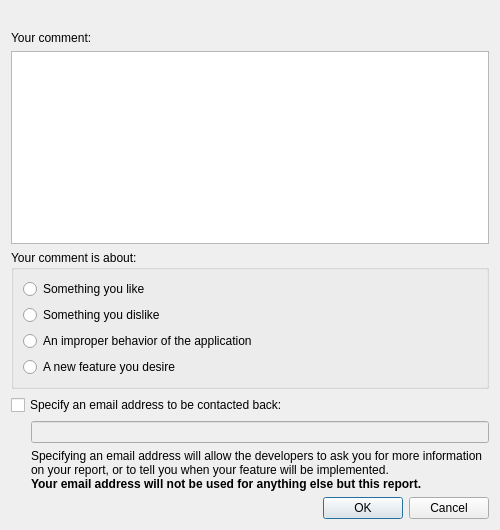
Before: the Qt Designer form 3rdparty/likebackfrontend/likebackdialog.ui in enricoros/fotowall, drawn with Qt 5.
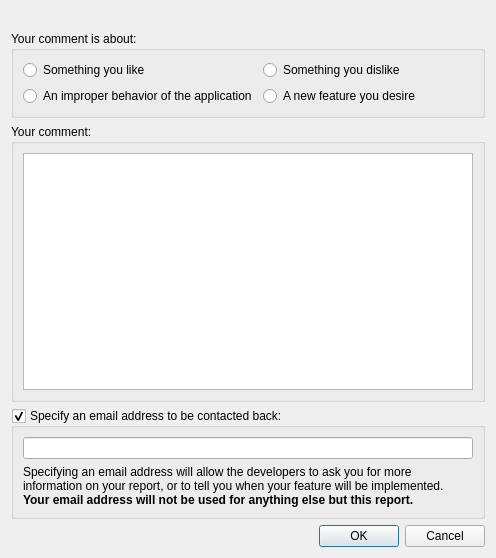
After: the same form once the commit is applied.

Commit message: LikeBack: prettified the dialog, for Fotowall

Diff of the .ui file:
```diff
--- a/3rdparty/likebackfrontend/likebackdialog.ui
+++ b/3rdparty/likebackfrontend/likebackdialog.ui
@@ -1,13 +1,13 @@
 <?xml version="1.0" encoding="UTF-8"?>
 <ui version="4.0">
  <class>LikeBackDialog</class>
- <widget class="QWidget" name="LikeBackDialog">
+ <widget class="QDialog" name="LikeBackDialog">
   <property name="geometry">
    <rect>
     <x>0</x>
     <y>0</y>
-    <width>500</width>
-    <height>530</height>
+    <width>496</width>
+    <height>558</height>
    </rect>
   </property>
   <property name="windowTitle">
@@ -36,32 +36,6 @@
      </property>
     </widget>
    </item>
-   <item>
-    <widget class="QLabel" name="label_2">
-     <property name="sizePolicy">
-      <sizepolicy hsizetype="Preferred" vsizetype="Fixed">
-       <horstretch>0</horstretch>
-       <verstretch>0</verstretch>
-      </sizepolicy>
-     </property>
-     <property name="text">
-      <string>Your comment:</string>
-     </property>
-    </widget>
-   </item>
-   <item>
-    <widget class="QTextEdit" name="m_comment">
-     <property name="minimumSize">
-      <size>
-       <width>150</width>
-       <height>100</height>
-      </size>
-     </property>
-     <property name="acceptRichText">
-      <bool>false</bool>
-     </property>
-    </widget>
-   </item>
    <item>
     <widget class="QGroupBox" name="groupBox">
      <property name="sizePolicy">
@@ -73,8 +47,11 @@
      <property name="title">
       <string>Your comment is about:</string>
      </property>
-     <layout class="QVBoxLayout" name="verticalLayout">
-      <item>
+     <property name="flat">
+      <bool>true</bool>
+     </property>
+     <layout class="QGridLayout" name="gridLayout">
+      <item row="0" column="0">
        <widget class="QRadioButton" name="likeRadio_">
         <property name="sizePolicy">
          <sizepolicy hsizetype="Minimum" vsizetype="Fixed">
@@ -87,7 +64,7 @@
         </property>
        </widget>
       </item>
-      <item>
+      <item row="0" column="1">
        <widget class="QRadioButton" name="dislikeRadio_">
         <property name="sizePolicy">
          <sizepolicy hsizetype="Minimum" vsizetype="Fixed">
@@ -100,7 +77,7 @@
         </property>
        </widget>
       </item>
-      <item>
+      <item row="1" column="0">
        <widget class="QRadioButton" name="bugRadio_">
         <property name="sizePolicy">
          <sizepolicy hsizetype="Minimum" vsizetype="Fixed">
@@ -113,7 +90,7 @@
         </property>
        </widget>
       </item>
-      <item>
+      <item row="1" column="1">
        <widget class="QRadioButton" name="featureRadio_">
         <property name="sizePolicy">
          <sizepolicy hsizetype="Minimum" vsizetype="Fixed">
@@ -130,43 +107,44 @@
     </widget>
    </item>
    <item>
-    <widget class="QCheckBox" name="specifyEmailCheckBox_">
-     <property name="sizePolicy">
-      <sizepolicy hsizetype="Expanding" vsizetype="Fixed">
-       <horstretch>0</horstretch>
-       <verstretch>0</verstretch>
-      </sizepolicy>
+    <widget class="QGroupBox" name="groupBox_2">
+     <property name="title">
+      <string>Your comment:</string>
      </property>
-     <property name="text">
-      <string>Specify an email address to be contacted back:</string>
+     <property name="flat">
+      <bool>true</bool>
      </property>
-    </widget>
-   </item>
-   <item>
-    <layout class="QHBoxLayout" name="horizontalLayout">
-     <item>
-      <spacer name="horizontalSpacer_2">
-       <property name="orientation">
-        <enum>Qt::Horizontal</enum>
-       </property>
-       <property name="sizeType">
-        <enum>QSizePolicy::Fixed</enum>
-       </property>
-       <property name="sizeHint" stdset="0">
-        <size>
-         <width>20</width>
-         <height>20</height>
-        </size>
-       </property>
-      </spacer>
-     </item>
-     <item>
       <layout class="QVBoxLayout" name="verticalLayout_3">
        <item>
+       <widget class="QTextEdit" name="m_comment">
+        <property name="minimumSize">
+         <size>
+          <width>150</width>
+          <height>100</height>
+         </size>
+        </property>
+        <property name="acceptRichText">
+         <bool>false</bool>
+        </property>
+       </widget>
+      </item>
+     </layout>
+    </widget>
+   </item>
+   <item>
+    <widget class="QGroupBox" name="specifyEmailCheck">
+     <property name="title">
+      <string>Specify an email address to be contacted back:</string>
+     </property>
+     <property name="flat">
+      <bool>true</bool>
+     </property>
+     <property name="checkable">
+      <bool>true</bool>
+     </property>
+     <layout class="QVBoxLayout" name="verticalLayout">
+      <item>
         <widget class="QLineEdit" name="emailAddressEdit_">
-         <property name="enabled">
-          <bool>false</bool>
-         </property>
          <property name="sizePolicy">
           <sizepolicy hsizetype="Expanding" vsizetype="Fixed">
            <horstretch>0</horstretch>
@@ -176,7 +154,7 @@
         </widget>
        </item>
        <item>
-        <widget class="QLabel" name="label">
+       <widget class="QLabel" name="emailLabel">
          <property name="sizePolicy">
           <sizepolicy hsizetype="Preferred" vsizetype="Preferred">
            <horstretch>0</horstretch>
@@ -193,8 +171,7 @@
         </widget>
        </item>
       </layout>
-     </item>
-    </layout>
+    </widget>
    </item>
    <item>
     <widget class="QDialogButtonBox" name="buttonBox">
```
Left out of the diff: 23 changed lines with no effect on the pictures. Lines whose indentation alone changed are shown as unchanged. The commit also changes 1 other file.
